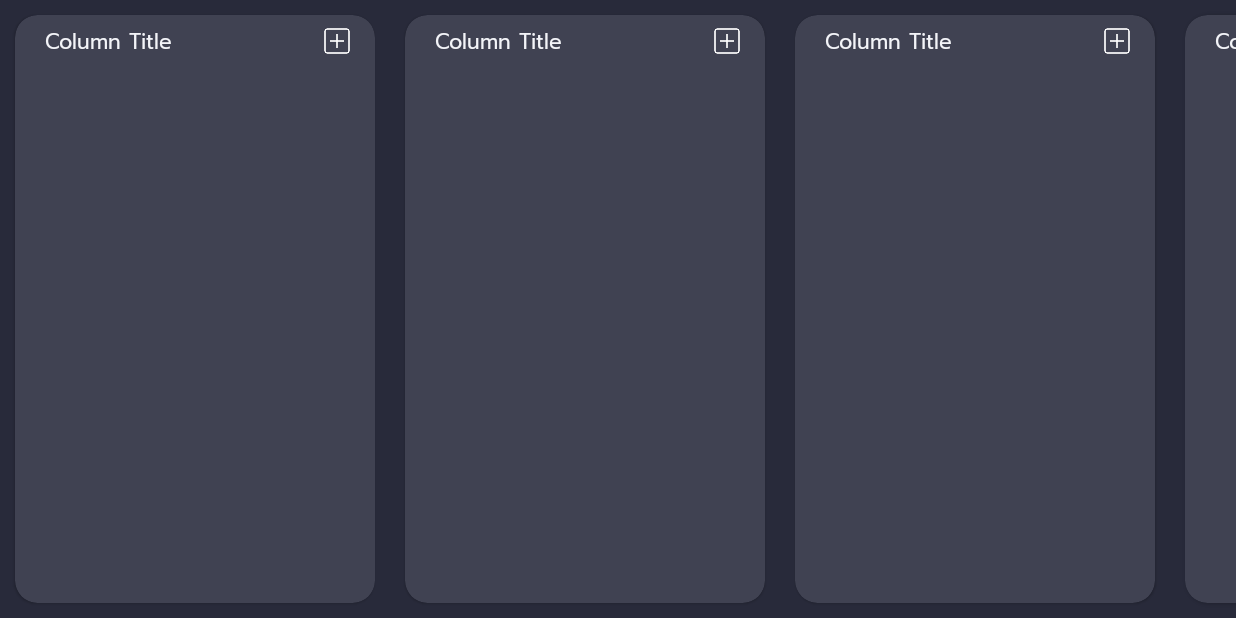
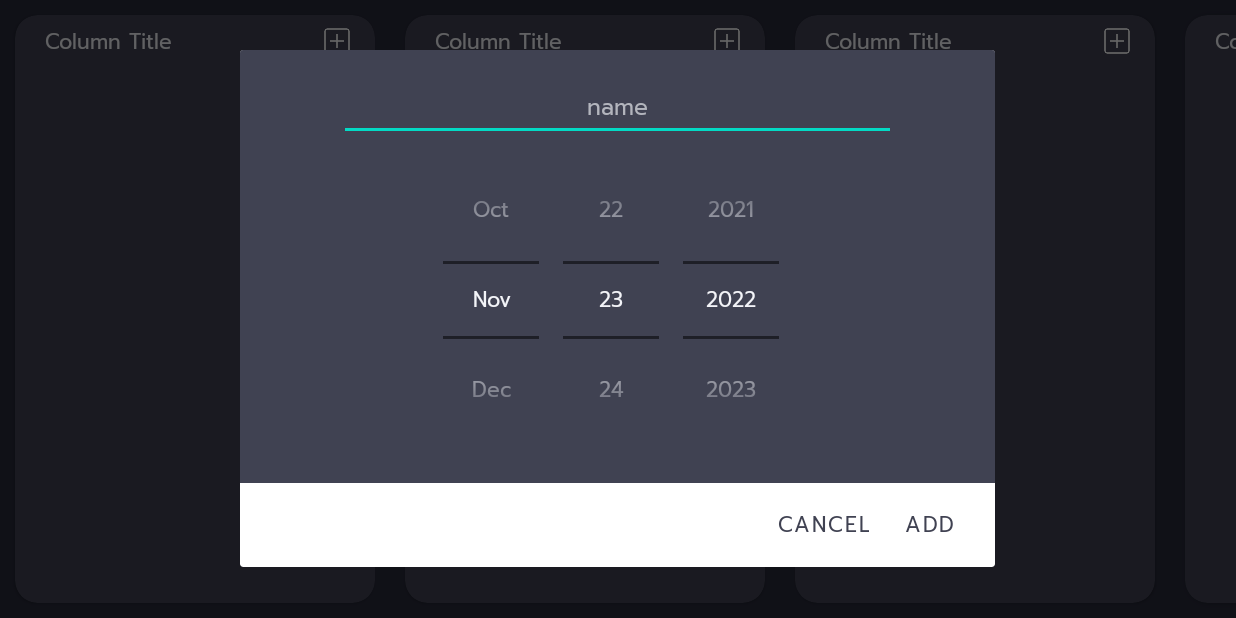
Before and after one commit to grantmacmillan/COMP231-Project, an Android app: the TaskActivity screen opened directly, with no data from a screen before it, after a tap on an icon or button, on a phone screen of 824 x 412 dp (held sideways). Run offline under Robolectric (Android 15) with nearby library versions, the phone set to English and light mode, and no system bars.

Commit message:
add task dialog setup

```diff
--- /dev/null
+++ b/app/src/main/java/com/example/comp231_finalproject/Column.java
@@ -0,0 +1,61 @@
+package com.example.comp231_finalproject;
+
+import android.content.Context;
+import android.widget.TextView;
+
+import androidx.recyclerview.widget.LinearLayoutManager;
+import androidx.recyclerview.widget.RecyclerView;
+
+import java.util.ArrayList;
+import java.util.Date;
+
+
+public class Column {
+    String name;
+    RecyclerView recyclerView;
+    TextView titleTextView;
+    ArrayList<TaskModel> tasks;
+    TaskAdapter adapter;
+    Context context;
+
+    public Column(String name, RecyclerView recyclerView, TextView titleTextView, Context context) {
+        this.name = name;
+        this.recyclerView = recyclerView;
+        this.titleTextView = titleTextView;
+        this.context = context;
+        this.tasks = new ArrayList<>();
+        this.adapter = new TaskAdapter(context, tasks);
+        recyclerView.setAdapter(this.adapter);
+        recyclerView.setLayoutManager(new LinearLayoutManager(this.context));
+    }
+
+    public TaskAdapter getAdapter() {
+        return adapter;
+    }
+
+    public Context getContext() {
+        return context;
+    }
+
+    public String getName() {
+        return name;
+    }
+
+    public RecyclerView getRecyclerView() {
+        return recyclerView;
+    }
+
+    public ArrayList<TaskModel> getTasks() {
+        return tasks;
+    }
+
+    public TextView getTitleTextView() {
+        return titleTextView;
+    }
+
+    public void addTask(TaskModel task) {
+        tasks.add(task);
+        adapter.notifyItemChanged(tasks.size()-1);
+        recyclerView.scrollToPosition(tasks.size()-1);
+    }
+}
--- /dev/null
+++ b/app/src/main/java/com/example/comp231_finalproject/NewTaskDialog.java
@@ -0,0 +1,81 @@
+package com.example.comp231_finalproject;
+
+import android.app.AlertDialog;
+import android.app.DatePickerDialog;
+import android.app.Dialog;
+import android.content.Context;
+import android.content.DialogInterface;
+import android.os.Build;
+import android.os.Bundle;
+import android.view.LayoutInflater;
+import android.view.View;
+import android.widget.DatePicker;
+import android.widget.EditText;
+
+import androidx.annotation.NonNull;
+import androidx.annotation.Nullable;
+import androidx.annotation.RequiresApi;
+import androidx.appcompat.app.AppCompatDialogFragment;
+import androidx.recyclerview.widget.RecyclerView;
+
+import java.util.Calendar;
+import java.util.Date;
+
+public class NewTaskDialog extends AppCompatDialogFragment {
+    private EditText ETTaskName;
+    private DatePicker DPDueDate;
+    private NewTaskDialogListener listener;
+    private Column column;
+
+
+    @RequiresApi(api = Build.VERSION_CODES.N)
+    @NonNull
+    @Override
+    public Dialog onCreateDialog(@Nullable Bundle savedInstanceState) {
+        AlertDialog.Builder builder = new AlertDialog.Builder(getActivity());
+
+        LayoutInflater inflater = getActivity().getLayoutInflater();
+        View view = inflater.inflate(R.layout.newtask_dialog, null);
+
+        builder.setView(view).setNegativeButton("cancel", new DialogInterface.OnClickListener() {
+            @Override
+            public void onClick(DialogInterface dialog, int which) {
+
+            }
+        }).setPositiveButton("add", new DialogInterface.OnClickListener() {
+            @Override
+            public void onClick(DialogInterface dialog, int which) {
+                String taskName = ETTaskName.getText().toString();
+                int day = DPDueDate.getDayOfMonth();
+                int month = DPDueDate.getMonth();
+                int year = DPDueDate.getYear();
+                Calendar c = Calendar.getInstance();
+                c.set(year, month, day);
+                Date taskDate = c.getTime();
+                listener.CreateTask(taskName, taskDate, column);
+            }
+        });
+        ETTaskName = view.findViewById(R.id.taskName);
+        DPDueDate = view.findViewById(R.id.taskDate);
+        Calendar c = Calendar.getInstance();
+        DPDueDate.init(c.get(Calendar.YEAR),c.get(Calendar.MONTH), c.get(Calendar.DAY_OF_MONTH), null);
+
+        return builder.create();
+    }
+    public void SetColumn(Column column) {
+        this.column = column;
+    }
+    @Override
+    public void onAttach(@NonNull Context context) {
+        super.onAttach(context);
+
+        try {
+            listener = (NewTaskDialogListener) context;
+        } catch (ClassCastException e) {
+            throw new ClassCastException(context.toString() + "must implement NewTaskDialogListener");
+        }
+    }
+    public interface NewTaskDialogListener{
+        void CreateTask(String taskName, Date taskDate, Column column);
+    }
+}
--- a/app/src/main/java/com/example/comp231_finalproject/TaskActivity.java
+++ b/app/src/main/java/com/example/comp231_finalproject/TaskActivity.java
@@ -1,41 +1,25 @@
 package com.example.comp231_finalproject;
 
 import androidx.appcompat.app.AppCompatActivity;
-import androidx.recyclerview.widget.LinearLayoutManager;
 import androidx.recyclerview.widget.RecyclerView;
-
 import android.os.Bundle;
+import android.util.Log;
 import android.view.View;
 import android.widget.ImageView;
 import android.widget.LinearLayout;
 import android.widget.TextView;
-import android.widget.Toast;
-
 import java.util.ArrayList;
 import java.util.Date;
-import java.util.Dictionary;
-import java.util.HashMap;
-import java.util.Map;
 
-public class TaskActivity extends AppCompatActivity {
-    ArrayList<TaskModel> taskModels = new ArrayList<>();
+
+public class TaskActivity extends AppCompatActivity implements NewTaskDialog.NewTaskDialogListener{
     DragLinearLayout layout;
-    ArrayList<RecyclerView> columnRecyclerViews;
-    HashMap<String, RecyclerView> recyclerViewDictionary = new HashMap<>();
+    ArrayList<Column> columns = new ArrayList<>();
+
     @Override
     protected void onCreate(Bundle savedInstanceState) {
         super.onCreate(savedInstanceState);
         setContentView(R.layout.activity_task);
-
-        //todoRecyclerView = findViewById(R.id.TodoRecyclerView);
-        //doneRecyclerView = findViewById(R.id.DoneRecyclerView);
-        SetupTaskModels();
-
-        TaskAdapter adapter = new TaskAdapter(this, taskModels);
-        //todoRecyclerView.setAdapter(adapter);
-        //todoRecyclerView.setLayoutManager(new LinearLayoutManager(this));
-        //doneRecyclerView.setAdapter(adapter);
-        //doneRecyclerView.setLayoutManager(new LinearLayoutManager(this));
         layout = (DragLinearLayout) findViewById (R.id.linearLayout);
 
         AddColumn();
@@ -43,18 +27,6 @@ public class TaskActivity extends AppCompatActivity {
         AddColumn();
         AddColumn();
     }
-
-    private void SetupTaskModels() {
-        //Placeholder test
-        taskModels.add(new TaskModel("Task 1", new Date(2022, 11, 23)));
-        taskModels.add(new TaskModel("Task 2", new Date(2022, 11, 25)));
-        taskModels.add(new TaskModel("Task 3", new Date(2022, 11, 25)));
-        taskModels.add(new TaskModel("Task 4", new Date(2022, 11, 25)));
-        taskModels.add(new TaskModel("Task 5", new Date(2022, 11, 25)));
-        taskModels.add(new TaskModel("Task 6", new Date(2022, 11, 25)));
-        taskModels.add(new TaskModel("Task 7", new Date(2022, 11, 25)));
-    }
-
     public void AddColumn() {
         LinearLayout newColumnLayout = (LinearLayout) getLayoutInflater().inflate(R.layout.task_column, layout, false);
         layout.addView(newColumnLayout);
@@ -62,20 +34,28 @@ public class TaskActivity extends AppCompatActivity {
         RecyclerView recyclerView = newColumnLayout.findViewById(R.id.recyclerView);
         ImageView imageView = newColumnLayout.findViewById(R.id.imageView);
         TextView textView = newColumnLayout.findViewById(R.id.textView);
+        layout.setViewDraggable(newColumnLayout, textView);
 
-        layout.setViewDraggable(newColumnLayout, textView);
+        String columnName = "Placeholder Title"; //will be changed when columns can be added properly
+        Column column = new Column(columnName, recyclerView, textView, this);
+        columns.add(column);
 
         imageView.setOnClickListener(new View.OnClickListener() {
             @Override
             public void onClick(View v) {
-                AddTask(recyclerView);
+                OpenNewTaskDialog(column);
             }
         });
-        //key for dictionary = column name chosen by user
-        //recyclerViewDictionary.put("Done", recyclerView);
     }
 
-    private void AddTask(RecyclerView recyclerView) {
-        Toast.makeText(this, recyclerView.toString(), Toast.LENGTH_SHORT).show();
+    private void OpenNewTaskDialog(Column column) {
+        NewTaskDialog newTaskDialog = new NewTaskDialog();
+        newTaskDialog.show(getSupportFragmentManager(), "new task dialog");
+        newTaskDialog.SetColumn(column);
+    }
+
+    @Override
+    public void CreateTask(String taskName, Date taskDate, Column column) {
+        column.addTask(new TaskModel(taskName, taskDate));
     }
 }
--- a/app/src/main/res/layout/activity_task.xml
+++ b/app/src/main/res/layout/activity_task.xml
@@ -19,9 +19,10 @@
                 android:layout_width="wrap_content"
                 android:layout_height="match_parent"
                 android:orientation="horizontal">
-                <include layout="@layout/task_column"/>
+
             </com.example.comp231_finalproject.DragLinearLayout>
             <ImageView
+                android:id="@+id/addColumnIV"
                 android:layout_width="22dp"
                 android:layout_height="22dp"
                 android:layout_marginTop="16dp"
--- /dev/null
+++ b/app/src/main/res/layout/newtask_dialog.xml
@@ -0,0 +1,29 @@
+<?xml version="1.0" encoding="utf-8"?>
+<LinearLayout xmlns:android="http://schemas.android.com/apk/res/android"
+    android:layout_width="match_parent"
+    android:layout_height="match_parent"
+    android:padding="16dp"
+    android:background="@color/gray700"
+    android:orientation="vertical">
+
+    <EditText
+        android:fontFamily="@font/prompt"
+        android:hint="name"
+        android:textSize="15dp"
+        android:layout_marginRight="50dp"
+        android:layout_marginLeft="50dp"
+        android:id="@+id/taskName"
+        android:textColor="@color/white100"
+        android:textColorHint="@color/gray300"
+        android:layout_width="match_parent"
+        android:gravity="center"
+        android:layout_height="wrap_content"/>
+
+    <DatePicker
+        android:id="@+id/taskDate"
+        android:layout_width="match_parent"
+        android:layout_height="wrap_content"
+        android:datePickerMode="spinner"
+        android:calendarViewShown="false" />
+
+</LinearLayout>
--- a/app/src/main/res/values/themes.xml
+++ b/app/src/main/res/values/themes.xml
@@ -12,7 +12,7 @@
         <!-- Status bar color. -->
         <item name="android:statusBarColor" tools:targetApi="l">?attr/colorPrimaryVariant</item>
         <!-- Customize your theme here. -->
-
+        <item name="android:textColorPrimary">@color/white100</item>
         <item name="android:fontFamily">@font/prompt</item>
     </style>
 </resources>
```
